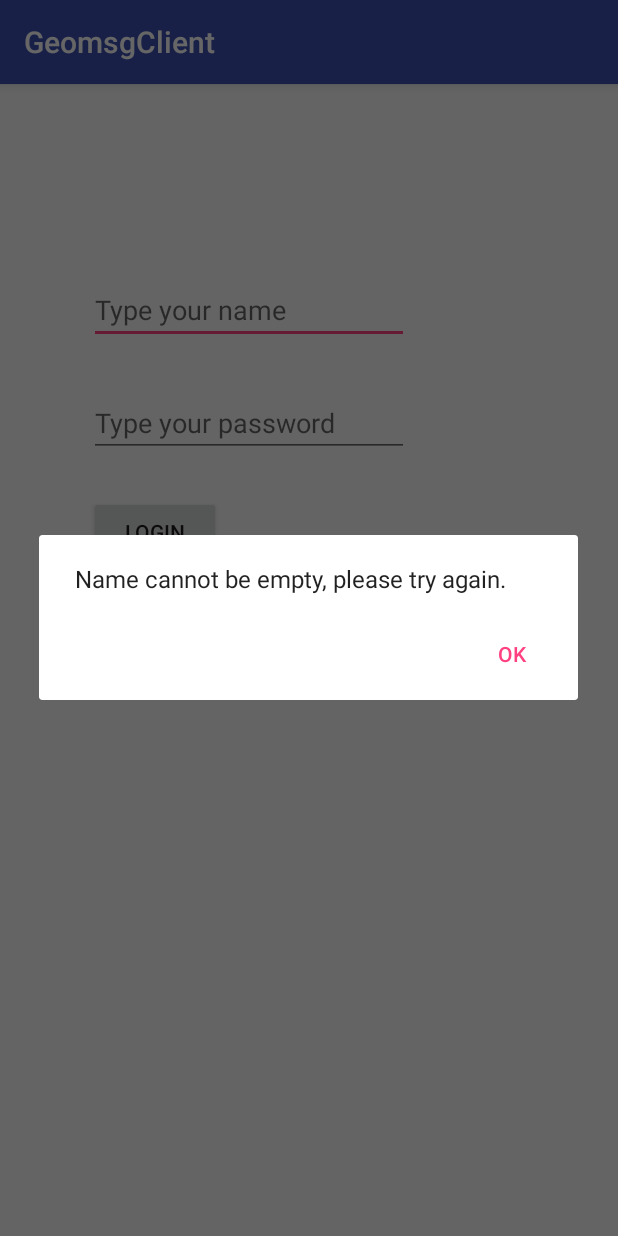
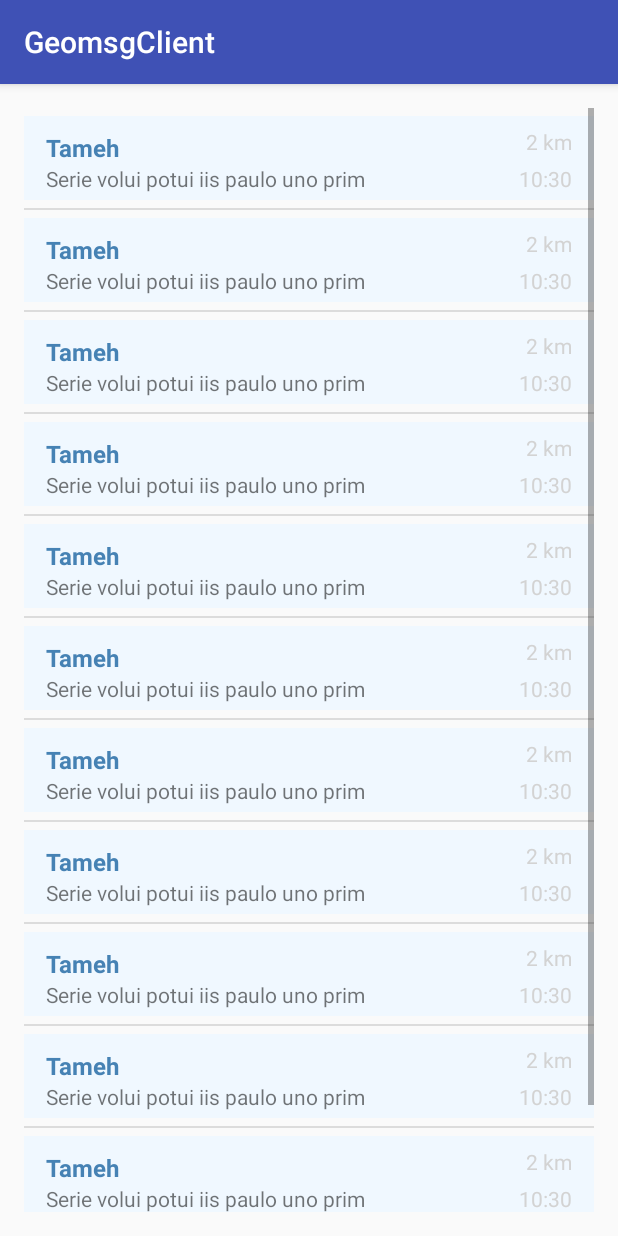
Before and after one commit to phmz/GeomsgClient, an Android app: the screen it shows after launch (Login before the commit, UserListActivity after it), after a tap on "LOGIN", on a phone screen of 412 x 824 dp. Run offline under Robolectric (Android 15) with nearby library versions, the phone set to English and light mode, and no system bars.

Commit message:
Add: UserList allow user to see other users

```diff
--- a/app/src/main/AndroidManifest.xml
+++ b/app/src/main/AndroidManifest.xml
@@ -12,14 +12,15 @@
         android:label="@string/app_name"
         android:supportsRtl="true"
         android:theme="@style/AppTheme">
-        <activity android:name=".activity.Login">
+        <activity android:name=".activity.LoginActivity">
             <intent-filter>
                 <action android:name="android.intent.action.MAIN" />
 
                 <category android:name="android.intent.category.LAUNCHER" />
             </intent-filter>
         </activity>
-        <activity android:name=".activity.MainActivity"></activity>
+        <activity android:name=".activity.ChatActivity" />
+        <activity android:name=".activity.UserListActivity"></activity>
     </application>
 
 </manifest>
--- a/app/src/main/java/fr/upem/android/geomsgclient/activity/Login.java
+++ b/app/src/main/java/fr/upem/android/geomsgclient/activity/LoginActivity.java
@@ -11,35 +11,27 @@ import android.widget.EditText;
 
 import fr.upem.android.geomsgclient.R;
 
-public class Login extends AppCompatActivity {
+public class LoginActivity extends AppCompatActivity {
 
     private EditText nameEditText;
-    private EditText passwordEditText;
     private Button loginButton;
-    private String name;
-    private String password;
 
     @Override
     protected void onCreate(Bundle savedInstanceState) {
         super.onCreate(savedInstanceState);
         setContentView(R.layout.activity_login);
         nameEditText = (EditText) findViewById(R.id.nameEditText);
-        passwordEditText = (EditText) findViewById(R.id.passwordEditText);
         loginButton = (Button) findViewById(R.id.loginButton);
     }
 
     public void onLogin(View v) {
+        nameEditText.setText("MARIO");
         if (nameEditText.getText().toString().trim().isEmpty() || nameEditText == null) {
             createAlertDialog("Name cannot be empty, please try again.");
             return;
         }
-        if (passwordEditText.toString().trim().isEmpty()) {
-            passwordEditText.setText("");
-        }
-        // TODO
-        // login to server
-        // if ok start mainactivity
-        Intent intent = new Intent(this, MainActivity.class);
+        Intent intent = new Intent(this, UserListActivity.class);
+        intent.putExtra("userId", nameEditText.getText().toString().trim());
         startActivity(intent);
     }
 
--- /dev/null
+++ b/app/src/main/java/fr/upem/android/geomsgclient/activity/UserListActivity.java
@@ -0,0 +1,49 @@
+package fr.upem.android.geomsgclient.activity;
+
+import android.support.v7.app.AppCompatActivity;
+import android.os.Bundle;
+import android.widget.ListView;
+
+import java.util.ArrayList;
+
+import fr.upem.android.geomsgclient.R;
+import fr.upem.android.geomsgclient.client.ChatAdapter;
+import fr.upem.android.geomsgclient.client.User;
+import fr.upem.android.geomsgclient.client.UserListAdapter;
+
+public class UserListActivity extends AppCompatActivity {
+    private ListView userListView;
+    private UserListAdapter userListAdapter;
+    private ArrayList<User> users;
+
+    @Override
+    protected void onCreate(Bundle savedInstanceState) {
+        super.onCreate(savedInstanceState);
+        setContentView(R.layout.activity_user_list);
+
+        users = new ArrayList<>();
+        userListView = (ListView) findViewById(R.id.userListView);
+        userListAdapter = new UserListAdapter(this, users);
+        userListView.setAdapter(userListAdapter);
+        addUser("Tameh");
+        addUser("Tameh");
+        addUser("Tameh");
+        addUser("Tameh");
+        addUser("Tameh");
+        addUser("Tameh");
+        addUser("Tameh");
+        addUser("Tameh");
+        addUser("Tameh");
+        addUser("Tameh");
+        addUser("Tameh");
+        addUser("Tameh");
+    }
+
+    private void addUser(String user) {
+        User userObj = new User(user, -40., 80.);
+        users.add(userObj);
+        if (userListAdapter != null) {
+            userListAdapter.notifyDataSetChanged();
+        }
+    }
+}
--- /dev/null
+++ b/app/src/main/java/fr/upem/android/geomsgclient/client/User.java
@@ -0,0 +1,46 @@
+package fr.upem.android.geomsgclient.client;
+
+/**
+ * Created by phm on 24/01/2017.
+ */
+
+public class User {
+    private final String username;
+    private double latitude;
+    private double longitude;
+
+    public User(String username, double latitude, double longitude) {
+        this.username = username;
+        this.latitude = latitude;
+        this.longitude = longitude;
+    }
+
+    public String getUsername() {
+        return username;
+    }
+
+    public double getLatitude() {
+        return latitude;
+    }
+
+    public double getLongitude() {
+        return longitude;
+    }
+
+    public void setLatitude(double latitude) {
+        this.latitude = latitude;
+    }
+
+    public void setLongitude(double longitude) {
+        this.longitude = longitude;
+    }
+
+    @Override
+    public String toString() {
+        return "User{" +
+                "username='" + username + '\'' +
+                ", latitude=" + latitude +
+                ", longitude=" + longitude +
+                '}';
+    }
+}
--- /dev/null
+++ b/app/src/main/java/fr/upem/android/geomsgclient/client/UserListAdapter.java
@@ -0,0 +1,76 @@
+package fr.upem.android.geomsgclient.client;
+
+import android.content.Context;
+import android.util.Log;
+import android.view.LayoutInflater;
+import android.view.View;
+import android.view.ViewGroup;
+import android.widget.BaseAdapter;
+import android.widget.TextView;
+
+import java.text.SimpleDateFormat;
+import java.util.ArrayList;
+import java.util.Date;
+
+import fr.upem.android.geomsgclient.R;
+import fr.upem.android.geomsgclient.utilities.Utilities;
+
+/**
+ * Created by phm on 24/01/2017.
+ */
+
+public class UserListAdapter extends BaseAdapter {
+    private static class UserHolder {
+        private TextView userTextView;
+        private TextView messageTextView;
+        private TextView dateTextView;
+        private TextView distanceTextView;
+    }
+
+    private final Context context;
+    private ArrayList<User> users;
+
+    public UserListAdapter(Context context, ArrayList<User> users) {
+        this.context = context;
+        this.users = users;
+    }
+
+    @Override
+    public int getCount() {
+        return users.size();
+    }
+
+    @Override
+    public Object getItem(int position) {
+        return users.get(position);
+    }
+
+    @Override
+    public long getItemId(int position) {
+        return position;
+    }
+
+    @Override
+    public View getView(int position, View convertView, ViewGroup parent) {
+        Log.d("GeomsgClient", "getView Start");
+        User user = users.get(position);
+        UserHolder userHolder;
+        SimpleDateFormat hourFormat = new SimpleDateFormat("HH:mm");
+        if (convertView == null) {
+            convertView = LayoutInflater.from(context).inflate(R.layout.user, null, false);
+            userHolder = new UserHolder();
+            userHolder.userTextView = (TextView) convertView.findViewById(R.id.userTextView);
+            userHolder.messageTextView = (TextView) convertView.findViewById(R.id.messageTextView);
+            userHolder.dateTextView = (TextView) convertView.findViewById(R.id.dateTextView);
+            userHolder.distanceTextView = (TextView) convertView.findViewById(R.id.distanceTextView);
+            convertView.setTag(userHolder);
+        } else {
+            userHolder = (UserHolder) convertView.getTag();
+        }
+        userHolder.userTextView.setText(user.getUsername());
+        userHolder.messageTextView.setText("Serie volui potui iis paulo uno primo nulli est. Liberet effingo im gi quantum id ad facilem.".substring(0, 36));
+        userHolder.dateTextView.setText(hourFormat.format(new Date()));
+        userHolder.distanceTextView.setText(Utilities.distanceBetween(user.getLatitude(), user.getLongitude()));
+        return convertView;
+    }
+}
--- /dev/null
+++ b/app/src/main/java/fr/upem/android/geomsgclient/utilities/Utilities.java
@@ -0,0 +1,18 @@
+package fr.upem.android.geomsgclient.utilities;
+
+import android.location.Location;
+
+/**
+ * Created by phm on 24/01/2017.
+ */
+
+public class Utilities {
+
+    public static String distanceBetween(double latitude, double longitude) {
+        Location location = new Location("");
+        location.setLatitude(latitude);
+        location.setLongitude(longitude);
+        //location.distanceTo()
+        return "2 km";
+    }
+}
--- /dev/null
+++ b/app/src/main/res/drawable/rounded_corner_user.xml
@@ -0,0 +1,16 @@
+<?xml version="1.0" encoding="utf-8"?>
+<shape xmlns:android="http://schemas.android.com/apk/res/android" >
+    <stroke
+        android:width="1dp"
+        android:color="#F0F8FF" />
+
+    <solid android:color="#F0F8FF" />
+
+    <padding
+        android:left="5dp"
+        android:right="5dp"
+        android:bottom="5dp"
+        android:top="5dp" />
+
+
+</shape>
--- a/app/src/main/res/layout/activity_main.xml
+++ b/app/src/main/res/layout/activity_chat.xml
@@ -9,7 +9,7 @@
     android:paddingLeft="@dimen/activity_horizontal_margin"
     android:paddingRight="@dimen/activity_horizontal_margin"
     android:paddingTop="@dimen/activity_vertical_margin"
-    tools:context="fr.upem.android.geomsgclient.activity.MainActivity">
+    tools:context="fr.upem.android.geomsgclient.activity.ChatActivity">
 
     <EditText
         android:layout_width="wrap_content"
--- a/app/src/main/res/layout/activity_login.xml
+++ b/app/src/main/res/layout/activity_login.xml
@@ -8,7 +8,7 @@
     android:paddingLeft="@dimen/activity_horizontal_margin"
     android:paddingRight="@dimen/activity_horizontal_margin"
     android:paddingTop="@dimen/activity_vertical_margin"
-    tools:context="fr.upem.android.geomsgclient.activity.Login">
+    tools:context="fr.upem.android.geomsgclient.activity.LoginActivity">
 
     <EditText
         android:layout_width="wrap_content"
@@ -24,26 +24,14 @@
         android:id="@+id/nameEditText"
         android:hint="Type your name" />
 
-    <EditText
-        android:layout_width="wrap_content"
-        android:layout_height="wrap_content"
-        android:inputType="textPassword"
-        android:ems="10"
-        android:layout_below="@+id/nameEditText"
-        android:layout_alignLeft="@+id/nameEditText"
-        android:layout_alignStart="@+id/nameEditText"
-        android:layout_marginTop="30dp"
-        android:id="@+id/passwordEditText"
-        android:hint="Type your password" />
-
     <Button
         android:text="Login"
         android:layout_width="wrap_content"
         android:layout_height="wrap_content"
-        android:layout_below="@+id/passwordEditText"
-        android:layout_alignLeft="@+id/passwordEditText"
-        android:layout_alignStart="@+id/passwordEditText"
-        android:layout_marginTop="26dp"
+        android:layout_marginTop="17dp"
         android:id="@+id/loginButton"
-        android:onClick="onLogin" />
+        android:onClick="onLogin"
+        android:layout_below="@+id/nameEditText"
+        android:layout_alignLeft="@+id/nameEditText"
+        android:layout_alignStart="@+id/nameEditText" />
 </RelativeLayout>
--- /dev/null
+++ b/app/src/main/res/layout/activity_user_list.xml
@@ -0,0 +1,20 @@
+<?xml version="1.0" encoding="utf-8"?>
+<RelativeLayout xmlns:android="http://schemas.android.com/apk/res/android"
+    xmlns:tools="http://schemas.android.com/tools"
+    android:id="@+id/activity_user_list"
+    android:layout_width="match_parent"
+    android:layout_height="match_parent"
+    android:paddingBottom="@dimen/activity_vertical_margin"
+    android:paddingLeft="@dimen/activity_horizontal_margin"
+    android:paddingRight="@dimen/activity_horizontal_margin"
+    android:paddingTop="@dimen/activity_vertical_margin"
+    tools:context="fr.upem.android.geomsgclient.activity.UserListActivity">
+
+    <ListView
+        android:layout_width="match_parent"
+        android:layout_height="match_parent"
+        android:layout_alignParentTop="true"
+        android:layout_alignParentLeft="true"
+        android:layout_alignParentStart="true"
+        android:id="@+id/userListView" />
+</RelativeLayout>
--- /dev/null
+++ b/app/src/main/res/layout/user.xml
@@ -0,0 +1,72 @@
+<?xml version="1.0" encoding="utf-8"?>
+
+<RelativeLayout xmlns:android="http://schemas.android.com/apk/res/android"
+    android:layout_width="match_parent"
+    android:layout_height="wrap_content"
+    android:paddingBottom="5dp"
+
+    android:paddingTop="5dp">
+
+    <RelativeLayout
+        android:layout_width="match_parent"  android:background="@drawable/rounded_corner_user"
+        android:layout_height="wrap_content">
+
+        <LinearLayout
+            android:id="@+id/blank"
+            android:layout_width="wrap_content"
+            android:layout_height="wrap_content"
+
+            android:orientation="vertical">
+
+            <TextView
+                android:id="@+id/userTextView"
+                android:layout_width="wrap_content"
+                android:layout_height="wrap_content"
+                android:paddingLeft="10dp"
+                android:paddingRight="8dp"
+                android:paddingTop="5dp"
+                android:textStyle="bold"
+                android:textColor="#4682B4"
+                android:text="User1"
+                android:textSize="16sp" />
+
+            <TextView
+                android:id="@+id/messageTextView"
+                android:layout_width="wrap_content"
+                android:layout_height="wrap_content"
+                android:layout_centerVertical="true"
+                android:paddingLeft="10dp"
+                android:autoLink="web"
+                android:maxWidth="280dp"
+                android:text="Rahul Agrawal is a good boy but he does not know what he wants." />
+
+        </LinearLayout>
+
+        <TextView
+            android:id="@+id/dateTextView"
+            android:layout_height="wrap_content"
+            android:layout_width="match_parent"
+            android:layout_alignBottom="@id/blank"
+            android:layout_marginLeft="10dp"
+            android:paddingRight="10dp"
+            android:textColor="#d3d3d3"
+            android:gravity="right"
+            android:layout_toRightOf="@id/blank"
+            android:text="17:10" />
+
+        <TextView
+            android:id="@+id/distanceTextView"
+            android:layout_height="wrap_content"
+            android:layout_width="match_parent"
+            android:paddingRight="10dp"
+            android:textColor="#d3d3d3"
+            android:paddingBottom="5dp"
+            android:gravity="right"
+            android:text="10 km"
+            android:layout_above="@+id/dateTextView"
+            android:layout_alignLeft="@+id/dateTextView"
+            android:layout_alignStart="@+id/dateTextView" />
+
+    </RelativeLayout>
+
+</RelativeLayout>
```
Also changed, not shown: app/src/main/java/fr/upem/android/geomsgclient/activity/ChatActivity.java (renamed from app/src/main/java/fr/upem/android/geomsgclient/activity/MainActivity.java, +14 -8 lines), app/src/main/java/fr/upem/android/geomsgclient/client/ChatAdapter.java (+12 -13 lines), app/src/main/res/layout/chat_received.xml (+16 -9 lines), app/src/main/res/layout/chat_sent.xml (+7 -5 lines).
